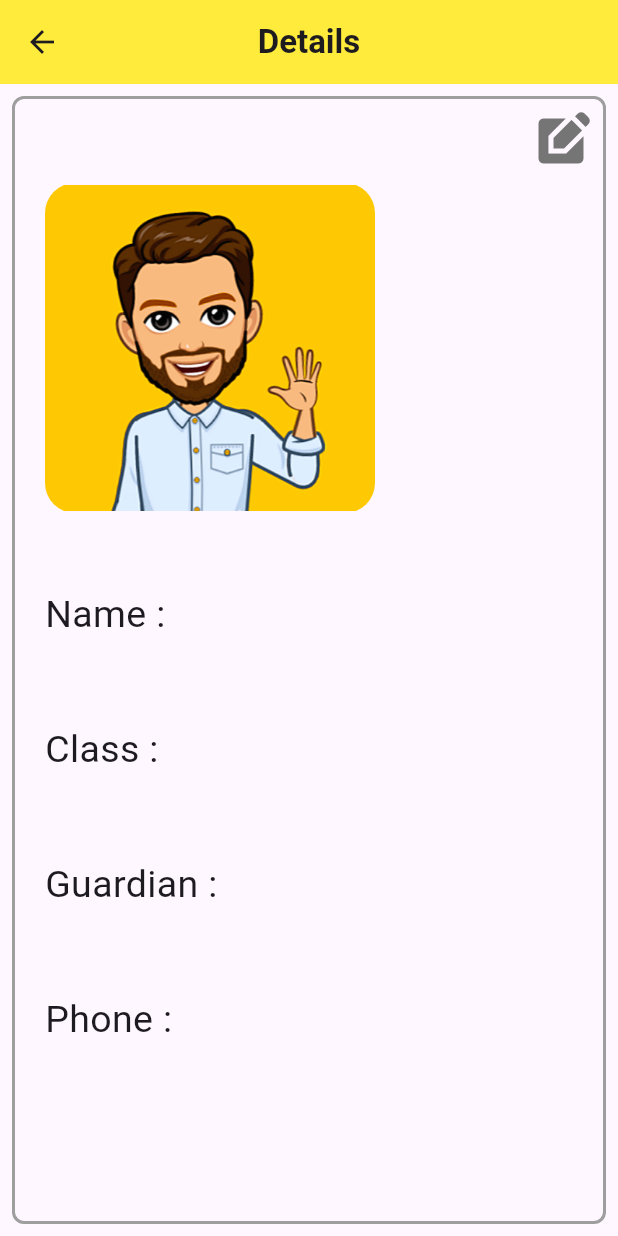
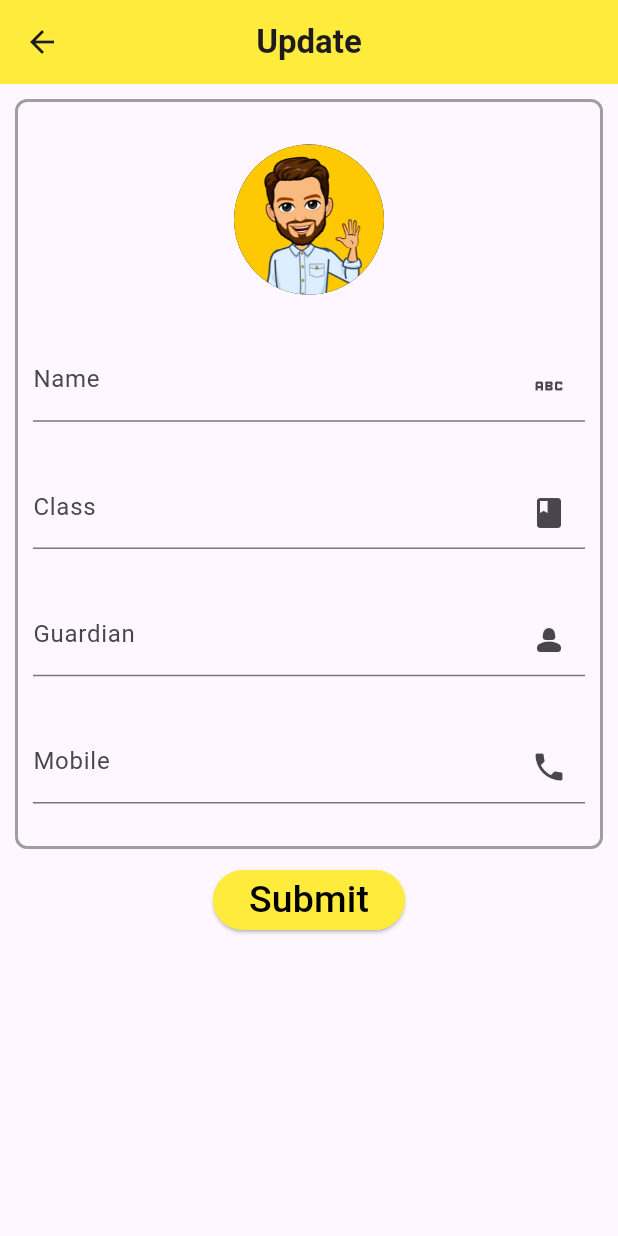
Before and after one commit to safwanpulisseri/Student-Record-App, a Flutter app: the ScreenDetails screen opened directly, after a tap on the "edit square" icon, on a phone screen of 412 x 824 dp. Run offline on Flutter 3.47's test engine with Material 3 defaults, Android fonts, the phone set to English and light mode, and no system bars; our stand-ins replace lottie.

Commit message:
almost done UI

```diff
--- a/lib/screens/add screen.dart
+++ b/lib/screens/add screen.dart
@@ -74,6 +74,7 @@ class ScreenAdd extends StatelessWidget {
                         child: CircleAvatar(
                           backgroundColor: Colors.grey,
                           radius: 50,
+                          backgroundImage: AssetImage('assets/images/hero.png'),
                         ),
                       ),
                       TextFormField(
--- a/lib/screens/details screen.dart
+++ b/lib/screens/details screen.dart
@@ -3,6 +3,7 @@ import 'dart:math';
 import 'package:flutter/cupertino.dart';
 import 'package:flutter/material.dart';
 import 'package:flutter/widgets.dart';
+import 'package:student_details_app/screens/update%20screen.dart';
 
 class ScreenDetails extends StatelessWidget {
   const ScreenDetails({super.key});
@@ -20,7 +21,8 @@ class ScreenDetails extends StatelessWidget {
           ),
         ),
       ),
-      body: Padding(
+      body: SingleChildScrollView(
+        child: Padding(
           padding: const EdgeInsets.all(8.0),
           child: Container(
             height: MediaQuery.of(context).size.height,
@@ -37,16 +39,52 @@ class ScreenDetails extends StatelessWidget {
                 Row(
                   mainAxisAlignment: MainAxisAlignment.end,
                   children: [
-                  Padding(
-                    padding: const EdgeInsets.only(left: 10),
-                    child: IconButton(
+                    IconButton(
+                        onPressed: () {
+                          showDialog(
+                              context: context,
+                              builder: (BuildContext context) {
+                                return AlertDialog(
+                                  title: Text(
+                                    'Are you sure you want to delete?',
+                                  ),
+                                  actions: [
+                                    TextButton(
+                                      onPressed: () {
+                                        Navigator.of(context).pop();
+                                      },
+                                      child: Text(
+                                        'Cancel',
+                                        style: TextStyle(color: Colors.black),
+                                      ),
+                                    ),
+                                    TextButton(
                                         onPressed: () {},
+                                        child: Text(
+                                          'Delete',
+                                          style: TextStyle(color: Colors.red),
+                                        ))
+                                  ],
+                                );
+                              });
+                        },
+                        icon: Icon(
+                          color: Colors.grey.shade600,
+                          Icons.delete,
+                          size: 40,
+                        )),
+                    IconButton(
+                        onPressed: () {
+                          Navigator.push(
+                              context,
+                              MaterialPageRoute(
+                                  builder: (context) => ScreenUpdate()));
+                        },
                         icon: Icon(
                           color: Colors.grey.shade600,
                           Icons.edit_square,
                           size: 40,
                         )),
-                  ),
                   ],
                 ),
                 Row(
@@ -116,6 +154,7 @@ class ScreenDetails extends StatelessWidget {
             ),
           ),
         ),
+      ),
     );
   }
 }
--- a/lib/screens/update screen.dart
+++ b/lib/screens/update screen.dart
@@ -0,0 +1,132 @@
+import 'package:flutter/material.dart';
+
+class ScreenUpdate extends StatelessWidget {
+  const ScreenUpdate({super.key});
+
+  @override
+  Widget build(BuildContext context) {
+    return Scaffold(
+      appBar: AppBar(
+        backgroundColor: Colors.yellow,
+        title: Text(
+          'Update',
+          style: TextStyle(
+            fontWeight: FontWeight.bold,
+          ),
+        ),
+        centerTitle: true,
+      ),
+      body: SingleChildScrollView(
+        child: Column(
+          mainAxisAlignment: MainAxisAlignment.start,
+          children: [
+            Padding(
+              padding: const EdgeInsets.all(10),
+              child: Container(
+                height: 500,
+                width: MediaQuery.of(context).size.width,
+                decoration: BoxDecoration(
+                  border: Border.all(
+                    color: Colors.grey,
+                    width: 2.0,
+                  ),
+                  borderRadius: BorderRadius.circular(8.0),
+                ),
+                child: Padding(
+                  padding: const EdgeInsets.all(10.0),
+                  child: Column(
+                    mainAxisAlignment: MainAxisAlignment.spaceAround,
+                    children: [
+                      GestureDetector(
+                        onTap: () {
+                          showDialog(
+                              context: context,
+                              builder: (BuildContext context) {
+                                return AlertDialog(
+                                  title: Text(
+                                    'Select Option',
+                                    textAlign: TextAlign.center,
+                                  ),
+                                  actions: [
+                                    Row(
+                                      mainAxisAlignment:
+                                          MainAxisAlignment.spaceAround,
+                                      children: [
+                                        IconButton(
+                                          onPressed: () {},
+                                          icon: Icon(
+                                            Icons.camera_alt_rounded,
+                                          ),
+                                        ),
+                                        IconButton(
+                                          onPressed: () {},
+                                          icon: Icon(
+                                            Icons.image,
+                                          ),
+                                        )
+                                      ],
+                                    ),
+                                  ],
+                                );
+                              });
+                        },
+                        child: CircleAvatar(
+                          backgroundColor: const Color.fromARGB(255, 6, 4, 4),
+                          radius: 50,
+                          backgroundImage: AssetImage('assets/images/hero.png'),
+                        ),
+                      ),
+                      TextFormField(
+                        decoration: InputDecoration(
+                            hintText: 'Name',
+                            suffixIcon: Icon(
+                              Icons.abc,
+                            )),
+                      ),
+                      TextFormField(
+                        decoration: InputDecoration(
+                          suffixIcon: Icon(
+                            Icons.class_,
+                          ),
+                          hintText: 'Class',
+                        ),
+                      ),
+                      TextFormField(
+                        decoration: InputDecoration(
+                          suffixIcon: Icon(
+                            Icons.person_2_rounded,
+                          ),
+                          hintText: 'Guardian',
+                        ),
+                      ),
+                      TextFormField(
+                        keyboardType: TextInputType.number,
+                        decoration: InputDecoration(
+                          suffixIcon: Icon(
+                            Icons.phone,
+                          ),
+                          hintText: 'Mobile',
+                        ),
+                      ),
+                    ],
+                  ),
+                ),
+              ),
+            ),
+            ElevatedButton(
+              onPressed: () {},
+              child: Text(
+                'Submit',
+                style: TextStyle(
+                  color: Colors.black,
+                  fontSize: 25,
+                ),
+              ),
+              style: ElevatedButton.styleFrom(backgroundColor: Colors.yellow),
+            )
+          ],
+        ),
+      ),
+    );
+  }
+}
```
Lines whose indentation alone changed are shown as unchanged.
